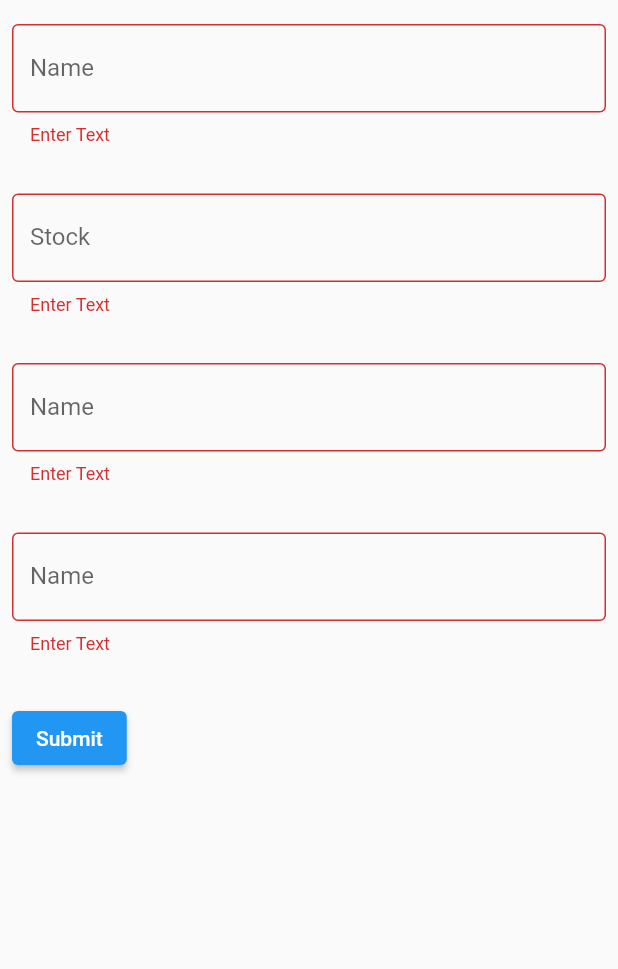
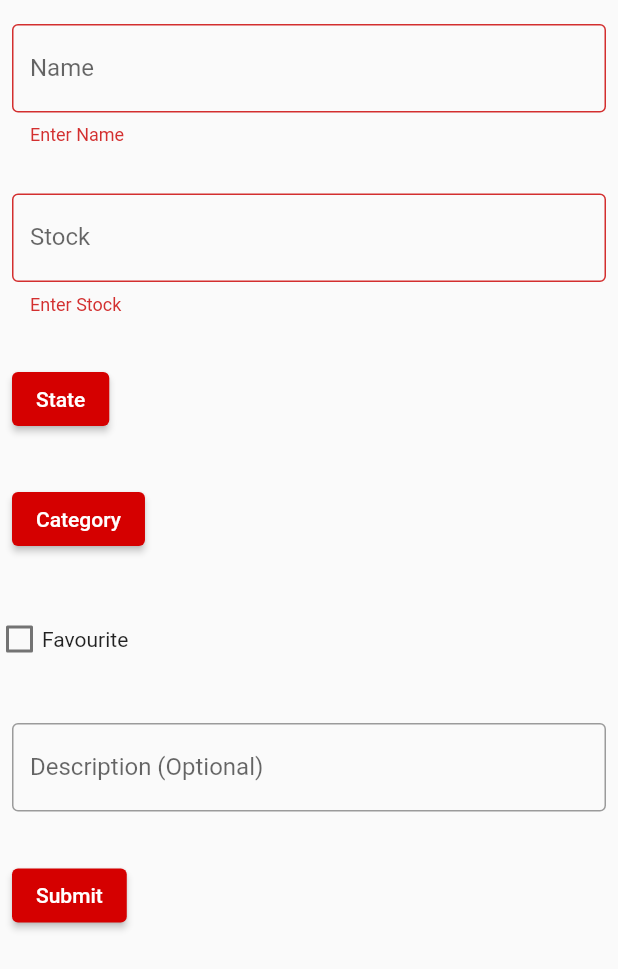
Before and after one commit to Xaxurro/Warehouse, a Flutter app: the AddItemForm widget shown alone on an empty page, opened directly, after a tap on "Submit", on a phone screen of 412 x 824 dp. Shown: the top 969 px of the screen. Run offline on Flutter 3.47's test engine with Material 2 defaults, Android fonts, the phone set to English and light mode, and no system bars; our stand-ins replace google_nav_bar.

Commit message:
Formulario Warehouse casi terminado

```diff
--- a/lib/Functions/FormFunctions.dart
+++ b/lib/Functions/FormFunctions.dart
@@ -1,4 +1,5 @@
 import 'package:flutter/material.dart';
+import 'package:warehouse/globals.dart' as globals;
 
 Widget FormPadding(Widget input) =>
     Padding(
@@ -16,6 +17,9 @@ Widget FormValidation(BuildContext context, GlobalKey<FormState> formKey) => For
         }
       },
       child: const Text('Submit'),
+      style: ElevatedButton.styleFrom(
+        backgroundColor: globals.mainColor
+      ),
     ),
 );
 
@@ -28,3 +32,64 @@ Widget InputText(String label, TextEditingController controller, String? Functio
     validator: validation,
   ),
 );
+
+Widget InputTextArea(String label, TextEditingController controller, String? Function(String?)? validation) => FormPadding(
+  TextFormField(
+    decoration: InputDecoration(
+      border: OutlineInputBorder(),
+      labelText: label
+    ),
+    validator: validation,
+    maxLines: null,
+  ),
+);
+
+Widget InputNumber(String label, TextEditingController controller, String? Function(String?)? validation) => FormPadding(
+  TextFormField(
+    decoration: InputDecoration(
+      border: OutlineInputBorder(),
+      labelText: label,
+    ),
+    keyboardType: TextInputType.number,
+    validator: validation,
+  ),
+);
+
+Widget InputBoolean(String label, bool state, void Function(bool?) change) => FormPadding(
+  Row(
+    children: [
+      SizedBox(
+        width: 10,
+        child: Checkbox(
+          value: state,
+          activeColor: globals.mainColor,
+          onChanged: change,
+        ),
+      ),
+      SizedBox(width: 10.0),
+      Text(label)
+    ]
+  )
+);
+
+Widget InputSelection(String label, BuildContext context, List<ListTile> list) => FormPadding(
+  ElevatedButton(
+    child: Text(label),
+    onPressed: (() {
+      showModalBottomSheet(
+        context: context,
+        builder: (context) {
+          return Container(
+            child: Column(
+              children: list,
+            ),
+            height: list.length * 60,
+          );
+        }
+      );
+    }),
+    style: ElevatedButton.styleFrom(
+      backgroundColor: globals.mainColor
+    ),
+  ),
+);
--- a/lib/pages/bodies/AddItemForm.dart
+++ b/lib/pages/bodies/AddItemForm.dart
@@ -1,3 +1,4 @@
+import 'package:flutter/cupertino.dart';
 import 'package:flutter/material.dart';
 import 'package:warehouse/Functions/FormFunctions.dart';
 
@@ -12,51 +13,99 @@ class AddItemForm extends StatefulWidget {
 
 class AddItemFormState extends State<AddItemForm> {
   final _formKey = GlobalKey<FormState>();
+
   final ItemName = TextEditingController();
+  final ItemStock = TextEditingController();
+  final ItemDescription = TextEditingController();
+  String ItemState = "Null";
+  String ItemCategory = "Null";
+  bool favourite = false;
+
 
   @override
   Widget build(BuildContext context) {
     return Form(
       key: _formKey,
+      child: SingleChildScrollView(
         child: Column(
           crossAxisAlignment: CrossAxisAlignment.start,
           children: [
+            //Nombre
             InputText("Name", ItemName, (value) {
               if (value == null || value.isEmpty) {
-              return "Enter Text";
+                return "Enter Name";
               }
               return null;
             }),
 
             //Stock
-          InputText("Stock", ItemName, (value) {
+            InputNumber("Stock", ItemStock, (value) {
               if (value == null || value.isEmpty) {
-              return "Enter Text";
+                return "Enter Stock";
               }
               return null;
             }),
 
             //Estado
-          InputText("Name", ItemName, (value) {
-            if (value == null || value.isEmpty) {
-              return "Enter Text";
-            }
-            return null;
+            InputSelection(
+              "State",
+              context,
+              [
+                ListTile(
+                  leading: Icon(Icons.warehouse),
+                  title: Text("Warehouse"),
+                  onTap: () => selectItem("Warehouse"),
+                ),
+                ListTile(
+                  leading: Icon(CupertinoIcons.car),
+                  title: Text("Terrain"),
+                  onTap: () => selectItem("Terrain"),
+                ),
+              ]
+            ),
+
+            //Categoria
+            InputSelection(
+              "Category",
+              context,
+              [
+                ListTile(
+                  title: Text("test"),
+                  onTap: () => selectItem("test"),
+                ),
+              ]
+            ),
+
+            //Favorito
+            InputBoolean("Favourite", favourite, (value) {
+                setState(() {
+                  favourite = !favourite;
+                });
             }),
 
-          //Favorito
-          InputText("Name", ItemName, (value) {
-            if (value == null || value.isEmpty) {
-              return "Enter Text";
-            }
-            return null;
-          }),
+            //Descripcion
+            InputTextArea("Description (Optional)", ItemDescription, (value) {return null;}),
 
-          //Categoria
-          //Descripcion
             FormValidation(context, _formKey)
           ],
         ),
+      ),
     );
   }
+
+  void selectItem(String state) {
+    Navigator.pop(context);
+    setState(() {
+      ItemState = state;
+      print(ItemState);
+    });
   }
+
+  void selectCategory(String category) {
+    Navigator.pop(context);
+    setState(() {
+      ItemCategory = category;
+      print(ItemCategory);
+    });
+  }
+}
```
Lines whose indentation alone changed are shown as unchanged.
